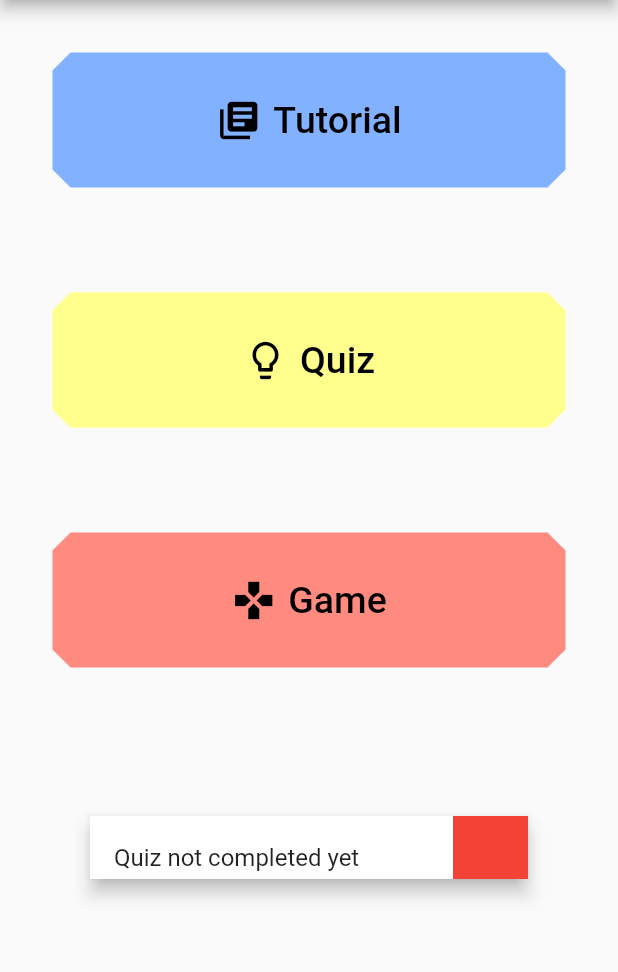
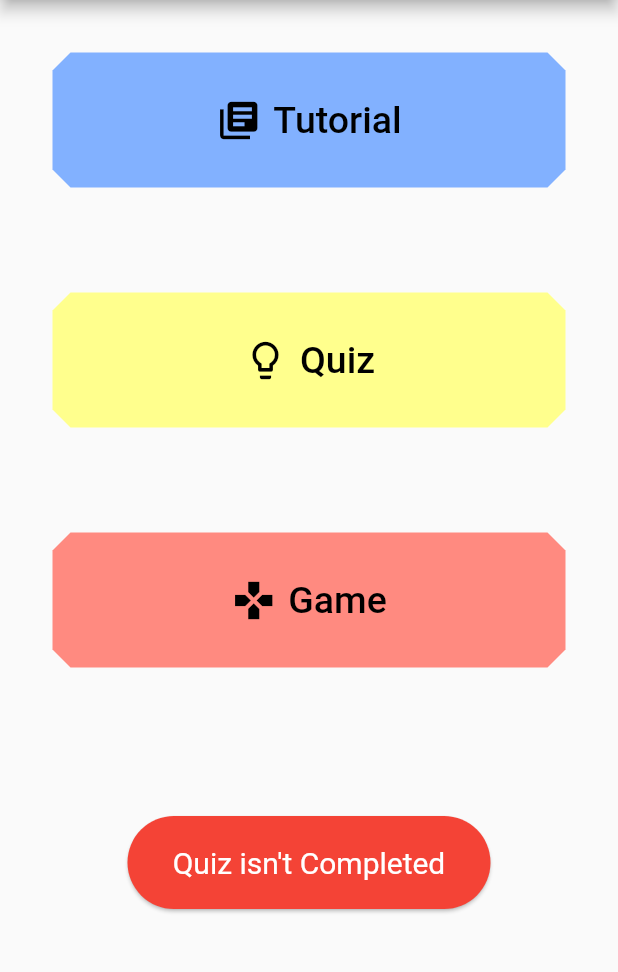
Before and after one commit to Shaunmak1214/Fractastic, a Flutter app: the Chapter1OptionPage screen opened directly, on a phone screen of 412 x 824 dp, the part 84-1056 px from its top. Run offline on Flutter 3.47's test engine with Material 2 defaults, Android fonts, the light colour scheme and no system bars; our stand-ins replace bottom_navy_bar, cached_network_image, cloud_firestore, firebase_auth, firebase_storage, fluttertoast and 6 more; accounts and stored records are empty.

Commit message:
add quiz incomplete/completed

```diff
--- a/lib/ui/home/Chapter1OptionPage.dart
+++ b/lib/ui/home/Chapter1OptionPage.dart
@@ -4,6 +4,8 @@ import 'package:fractastic/ui/chapter/chapter1/quiz.dart';
 import 'package:fractastic/ui/chapter/chapter1/tutorial.dart';
 
 import '../../constants.dart' as Constants;
+
+//void main() => runApp(new MaterialApp(home: Chapter1OptionPage()));
 
 class Chapter1OptionPage extends StatefulWidget {
   @override
@@ -13,7 +15,7 @@ class Chapter1OptionPage extends StatefulWidget {
 class _Chapter1OptionPageState extends State<Chapter1OptionPage> {
   dynamic status;
   Color cardColor = Colors.red;
-  String quizProgress = 'Quiz not completed yet';
+  String quizProgress = 'Quiz isn\'t Completed';
   @override
   Widget build(BuildContext context) {
     return Scaffold(
@@ -83,7 +85,7 @@ class _Chapter1OptionPageState extends State<Chapter1OptionPage> {
                         new MaterialPageRoute(builder: (_) => new Chap1Quiz()));
                     setState(() {
                       cardColor = Colors.green;
-                      quizProgress = 'Quiz completed!';
+                      quizProgress = 'Quiz Completed!';
                     });
                   },
                 ),
@@ -105,7 +107,6 @@ class _Chapter1OptionPageState extends State<Chapter1OptionPage> {
                     size: 30.0,
                   ),
                   textColor: Colors.black,
-                  //shape: StadiumBorder(),
                   shape: BeveledRectangleBorder(
                       borderRadius: BorderRadius.circular(12)),
                   padding: EdgeInsets.symmetric(horizontal: 50),
@@ -118,13 +119,19 @@ class _Chapter1OptionPageState extends State<Chapter1OptionPage> {
           Center(
             child: Container(
               margin: EdgeInsets.all(10.0),
-              width: 300.0,
-              height: 50.0,
+              width: 250.0,
+              height: 70.0,
               child: Card(
-                elevation: 5,
-                shape: Border(right: BorderSide(color: cardColor, width: 50)),
-                child: ListTile(
-                  title: Text(quizProgress),
+                color: cardColor,
+                shape: StadiumBorder(
+                  side: BorderSide(
+                    color: Colors.transparent,
+                    width: 3.0,
+                  ),
+                ),
+                child: Center(
+                  child: Text(quizProgress,
+                      style: TextStyle(fontSize: 20, color: Colors.white)),
                 ),
               ),
             ),
```
Also changed, not shown: lib/ui/home/Chapter2OptionPage.dart (+42 -4 lines), lib/ui/home/Chapter3OptionPage.dart (+40 -4 lines), lib/ui/home/LearningProgress.dart (+31 -7 lines), assets/images/LearningProg.png (added), 1 other file.
